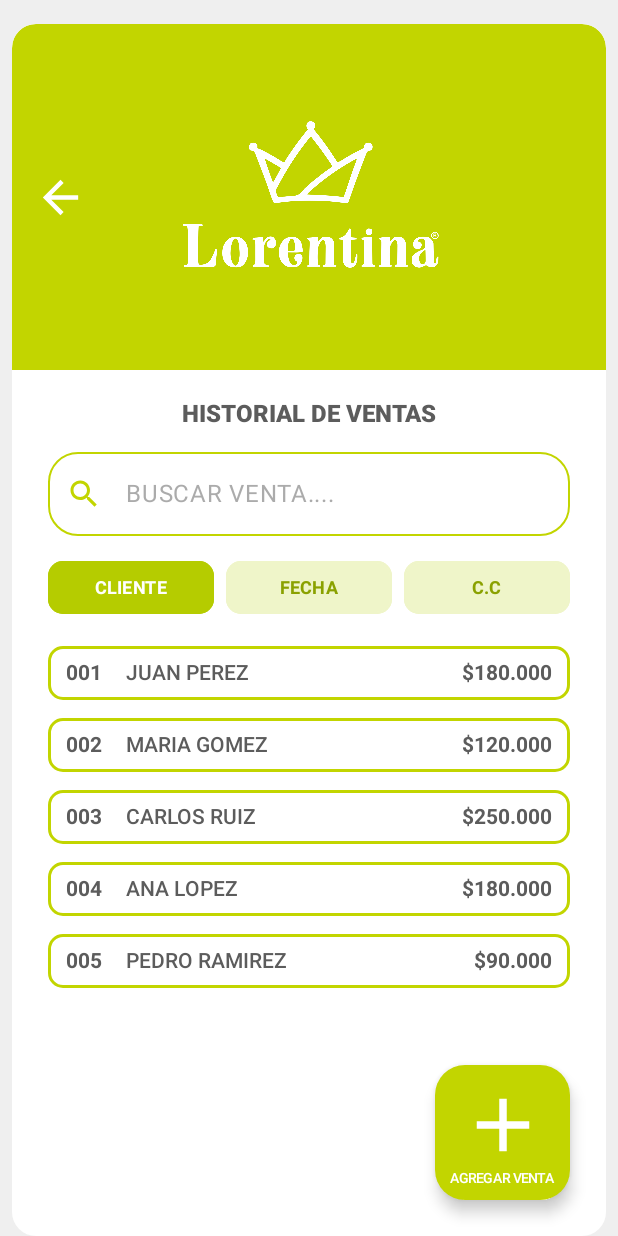
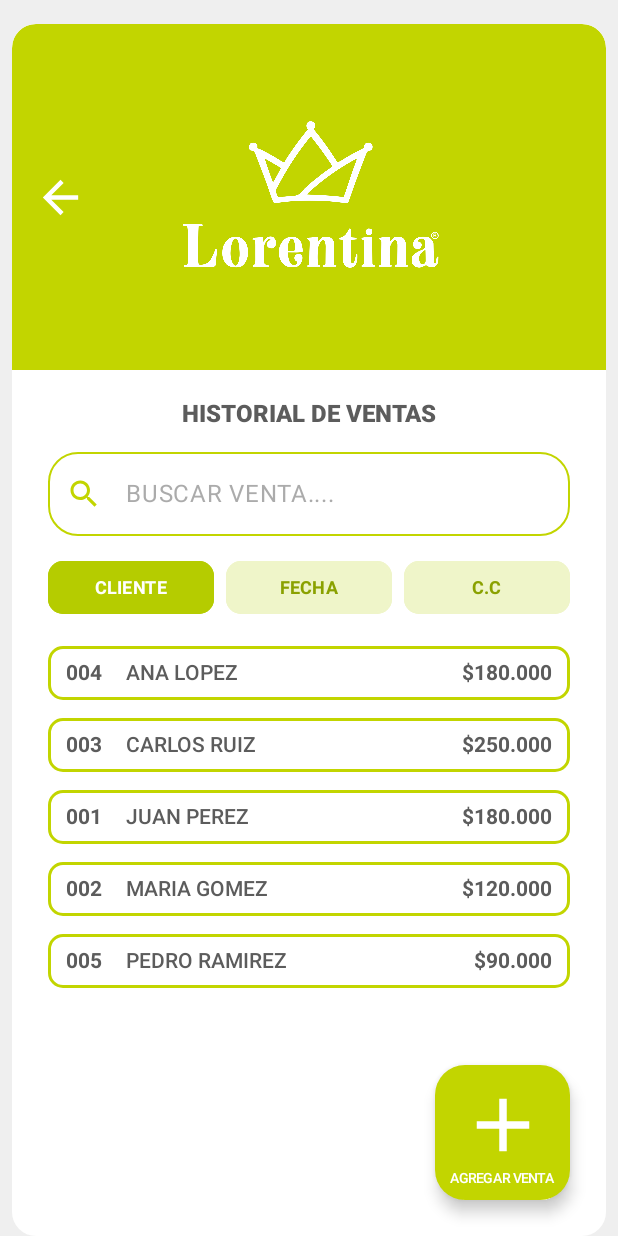
Before and after one commit to cristiancogollo4-rgb/AppLorentina, an Android app built with Jetpack Compose: the @Preview function HventasScreenPreview, on a phone screen of 412 x 824 dp. Run offline under Robolectric (Android 15) with nearby library versions, the phone set to English and light mode, and no system bars.

Commit message:
Funcionamiento los botones de HventasScreen fecha, c.c, cliente

```diff
--- a/app/src/main/java/com/cristiancogollo/applorentina/HventasScreen.kt
+++ b/app/src/main/java/com/cristiancogollo/applorentina/HventasScreen.kt
@@ -8,9 +8,25 @@ import androidx.compose.foundation.lazy.LazyColumn
 import androidx.compose.foundation.lazy.items
 import androidx.compose.foundation.shape.RoundedCornerShape
 import androidx.compose.material.icons.Icons
-import androidx.compose.material.icons.filled.*
-import androidx.compose.material3.*
-import androidx.compose.runtime.*
+import androidx.compose.material.icons.filled.Add
+import androidx.compose.material.icons.filled.ArrowBack
+import androidx.compose.material.icons.filled.Search
+import androidx.compose.material3.Button
+import androidx.compose.material3.ButtonDefaults
+import androidx.compose.material3.Card
+import androidx.compose.material3.CardDefaults
+import androidx.compose.material3.ExtendedFloatingActionButton
+import androidx.compose.material3.FloatingActionButton
+import androidx.compose.material3.MaterialTheme
+import androidx.compose.material3.OutlinedTextField
+import androidx.compose.material3.OutlinedTextFieldDefaults
+import androidx.compose.material3.Surface
+import androidx.compose.material3.Text
+import androidx.compose.runtime.Composable
+import androidx.compose.runtime.getValue
+import androidx.compose.runtime.mutableStateOf
+import androidx.compose.runtime.remember
+import androidx.compose.runtime.setValue
 import androidx.compose.ui.Alignment
 import androidx.compose.ui.Modifier
 import androidx.compose.ui.graphics.Color
@@ -20,23 +36,31 @@ import androidx.compose.ui.text.font.FontWeight
 import androidx.compose.ui.tooling.preview.Preview
 import androidx.compose.ui.unit.dp
 import androidx.compose.ui.unit.sp
-// import com.example.app_lorentina.R // Recuerda importar tu R
 
-// =================================================================
-// 1. PANTALLA HISTORIAL DE VENTAS (HventasScreen)
-// =================================================================
+// Si tu paquete es el mismo, este import de R es opcional. Déjalo si el IDE lo pide.
+import com.cristiancogollo.applorentina.R
 
+// ================================================================
+// 0) Enum del filtro
+// ================================================================
+enum class VentasFilter { CLIENTE, FECHA, CC }
+
+// ================================================================
+// 1) Pantalla Historial de Ventas
+// ================================================================
 @Composable
-fun HventasScreen(onBackClick: () -> Unit = {},
-                  onNewVentaClick: () -> Unit) {
+fun HventasScreen(
+    onBackClick: () -> Unit = {},
+    onNewVentaClick: () -> Unit
+) {
     val colorVerdeClaro = Color(0xFFC2D500)
     val colorVerdeOscuro = Color(0xFFB5CC00)
-    val colorCafeTexto = Color(0xFF6B4226) // Color para el título
     val colorGrisTexto = Color(0xFF5C5C5C)
 
     var searchQuery by remember { mutableStateOf("") }
+    var filtroSeleccionado by remember { mutableStateOf(VentasFilter.CLIENTE) }
 
-    // Datos de ventas de ejemplo
+    // Datos de ventas de ejemplo (Triple: Nº, Cliente, Monto)
     val ventas = listOf(
         Triple("001", "JUAN PEREZ", "$180.000"),
         Triple("002", "MARIA GOMEZ", "$120.000"),
@@ -44,6 +68,20 @@ fun HventasScreen(onBackClick: () -> Unit = {},
         Triple("004", "ANA LOPEZ", "$180.000"),
         Triple("005", "PEDRO RAMIREZ", "$90.000")
     )
+
+    // Orden dinámico según el filtro seleccionado
+    val ventasOrdenadas = remember(filtroSeleccionado, ventas) {
+        when (filtroSeleccionado) {
+            // Orden por nombre (second)
+            VentasFilter.CLIENTE -> ventas.sortedBy { it.second.lowercase() }
+            // Aquí usamos el primer campo (id como “FECHA” de maqueta). Cuando conectes con datos reales,
+            // cambia a la fecha real (Date/String parseado).
+            VentasFilter.FECHA -> ventas.sortedBy { it.first }
+            // Simulación de C.C.: aquí usarías tu campo de documento; como no está en el Triple,
+            // lo dejamos en third (monto) solo para demostrar el cambio de orden.
+            VentasFilter.CC -> ventas.sortedBy { it.third }
+        }
+    }
 
     Column(
         modifier = Modifier
@@ -64,21 +102,22 @@ fun HventasScreen(onBackClick: () -> Unit = {},
                     modifier = Modifier.fillMaxSize(),
                     horizontalAlignment = Alignment.CenterHorizontally
                 ) {
-                    // Encabezado verde (Logo Lorentina)
+                    // Encabezado verde con botón back y logo
                     Box(
                         modifier = Modifier
                             .fillMaxWidth()
                             .background(colorVerdeClaro, shape = RoundedCornerShape(topStart = 16.dp, topEnd = 16.dp))
                             .padding(vertical = 15.dp),
                         contentAlignment = Alignment.Center
-                    ) {Box(
+                    ) {
+                        Box(
                             modifier = Modifier
                                 .align(Alignment.CenterStart)
                                 .padding(start = 8.dp)
                         ) {
-                        IconButton(onClick = onBackClick) { // 👈 Llama a la acción de volver
-                            Icon(
-                                imageVector = Icons.Default.ArrowBack,
+                            androidx.compose.material3.IconButton(onClick = onBackClick) {
+                                androidx.compose.material3.Icon(
+                                    imageVector = Icons.Filled.ArrowBack,
                                     contentDescription = "Volver",
                                     tint = Color.White,
                                     modifier = Modifier.size(35.dp)
@@ -98,22 +137,28 @@ fun HventasScreen(onBackClick: () -> Unit = {},
 
                     Spacer(modifier = Modifier.height(20.dp))
 
-                    // Título de la Pantalla
+                    // Título
                     Text(
                         text = "HISTORIAL DE VENTAS",
                         fontSize = 16.sp,
                         fontWeight = FontWeight.ExtraBold,
-                        color = Color(0xFF5C5C5C)
+                        color = colorGrisTexto
                     )
 
                     Spacer(modifier = Modifier.height(16.dp))
 
-                    // Barra de búsqueda (Buscar Venta)
+                    // Buscador
                     OutlinedTextField(
                         value = searchQuery,
                         onValueChange = { searchQuery = it },
                         placeholder = { Text("BUSCAR VENTA....", color = Color.Gray.copy(alpha = 0.7f)) },
-                        leadingIcon = { Icon(Icons.Default.Search, contentDescription = "Buscar", tint = colorVerdeClaro) },
+                        leadingIcon = {
+                            androidx.compose.material3.Icon(
+                                Icons.Filled.Search,
+                                contentDescription = "Buscar",
+                                tint = colorVerdeClaro
+                            )
+                        },
                         modifier = Modifier
                             .fillMaxWidth()
                             .padding(horizontal = 24.dp),
@@ -127,30 +172,44 @@ fun HventasScreen(onBackClick: () -> Unit = {},
 
                     Spacer(modifier = Modifier.height(16.dp))
 
-                    // Filtros
+                    // Botones de filtro
                     Row(
                         modifier = Modifier
                             .fillMaxWidth()
                             .padding(horizontal = 24.dp),
                         horizontalArrangement = Arrangement.SpaceBetween
                     ) {
-                        // Usamos un nuevo componente de filtro para replicar el estilo de Historial de Ventas
-                        HventasFilterButton(text = "CLIENTE", isSelected = true, modifier = Modifier.weight(1f))
+                        HventasFilterButton(
+                            text = "CLIENTE",
+                            isSelected = filtroSeleccionado == VentasFilter.CLIENTE,
+                            onClick = { filtroSeleccionado = VentasFilter.CLIENTE },
+                            modifier = Modifier.weight(1f)
+                        )
                         Spacer(modifier = Modifier.width(8.dp))
-                        HventasFilterButton(text = "FECHA", isSelected = false, modifier = Modifier.weight(1f))
+                        HventasFilterButton(
+                            text = "FECHA",
+                            isSelected = filtroSeleccionado == VentasFilter.FECHA,
+                            onClick = { filtroSeleccionado = VentasFilter.FECHA },
+                            modifier = Modifier.weight(1f)
+                        )
                         Spacer(modifier = Modifier.width(8.dp))
-                        HventasFilterButton(text = "C.C", isSelected = false, modifier = Modifier.weight(1f))
+                        HventasFilterButton(
+                            text = "C.C",
+                            isSelected = filtroSeleccionado == VentasFilter.CC,
+                            onClick = { filtroSeleccionado = VentasFilter.CC },
+                            modifier = Modifier.weight(1f)
+                        )
                     }
 
                     Spacer(modifier = Modifier.height(16.dp))
 
-                    // Lista de ventas
+                    // Lista de ventas (usa la lista ORDENADA)
                     LazyColumn(
                         modifier = Modifier
                             .weight(1f)
                             .padding(horizontal = 24.dp)
                     ) {
-                        items(ventas) { (numVenta, nombre, monto) ->
+                        items(ventasOrdenadas) { (numVenta, nombre, monto) ->
                             VentaCard(
                                 numVenta = numVenta,
                                 nombreCliente = nombre,
@@ -160,13 +219,12 @@ fun HventasScreen(onBackClick: () -> Unit = {},
                         }
                     }
 
-                    // Spacer para dejar espacio al FAB
-                    Spacer(modifier = Modifier.height(80.dp))
+                    Spacer(modifier = Modifier.height(80.dp)) // espacio para el FAB
                 }
 
-                // Botón flotante (FAB) - AGREGAR VENTA
+                // FAB Agregar Venta
                 FloatingActionButton(
-                    onClick =  onNewVentaClick,
+                    onClick = onNewVentaClick,
                     containerColor = colorVerdeClaro,
                     contentColor = Color.White,
                     shape = RoundedCornerShape(20.dp),
@@ -179,8 +237,8 @@ fun HventasScreen(onBackClick: () -> Unit = {},
                         horizontalAlignment = Alignment.CenterHorizontally,
                         verticalArrangement = Arrangement.Center,
                     ) {
-                        Icon(
-                            Icons.Default.Add,
+                        androidx.compose.material3.Icon(
+                            Icons.Filled.Add,
                             contentDescription = "Agregar venta",
                             modifier = Modifier.size(60.dp)
                         )
@@ -198,18 +256,22 @@ fun HventasScreen(onBackClick: () -> Unit = {},
     }
 }
 
-// =================================================================
-// 2. COMPONENTES AUXILIARES
-// =================================================================
-
+// ================================================================
+// 2) Componentes auxiliares
+// ================================================================
 @Composable
-fun HventasFilterButton(text: String, isSelected: Boolean, modifier: Modifier = Modifier) {
+fun HventasFilterButton(
+    text: String,
+    isSelected: Boolean,
+    onClick: () -> Unit,
+    modifier: Modifier = Modifier
+) {
     val containerColor = if (isSelected) Color(0xFFB5CC00) else Color(0xFFEFF5C9)
     val contentColor = if (isSelected) Color.White else Color(0xFF8AA100)
     val borderColor = if (isSelected) Color(0xFFB5CC00) else Color(0xFFEFF5C9)
 
     Button(
-        onClick = { },
+        onClick = onClick,
         colors = ButtonDefaults.buttonColors(
             containerColor = containerColor,
             contentColor = contentColor
@@ -220,12 +282,11 @@ fun HventasFilterButton(text: String, isSelected: Boolean, modifier: Modifier =
             brush = androidx.compose.ui.graphics.SolidColor(borderColor)
         ),
         contentPadding = PaddingValues(horizontal = 4.dp, vertical = 6.dp),
-        modifier = modifier.height(35.dp) // Altura ajustada para el mockup
+        modifier = modifier.height(35.dp) // altura según mockup
     ) {
         Text(text = text, fontSize = 12.sp, fontWeight = FontWeight.Bold)
     }
 }
-
 
 @Composable
 fun VentaCard(numVenta: String, nombreCliente: String, monto: String, colorVerdeClaro: Color) {
@@ -235,10 +296,9 @@ fun VentaCard(numVenta: String, nombreCliente: String, monto: String, colorVerde
         modifier = Modifier
             .fillMaxWidth()
             .padding(vertical = 6.dp)
-            // Borde verde claro igual al mockup
             .border(2.dp, colorVerdeClaro, RoundedCornerShape(10.dp)),
         shape = RoundedCornerShape(10.dp),
-        elevation = CardDefaults.cardElevation(defaultElevation = 0.dp), // Sin sombra para un look plano
+        elevation = CardDefaults.cardElevation(defaultElevation = 0.dp),
         colors = CardDefaults.cardColors(containerColor = Color.White)
     ) {
         Row(
@@ -247,17 +307,14 @@ fun VentaCard(numVenta: String, nombreCliente: String, monto: String, colorVerde
                 .padding(horizontal = 12.dp, vertical = 10.dp),
             verticalAlignment = Alignment.CenterVertically
         ) {
-            // Columna 1: Número de Venta
             Text(
                 numVenta,
                 fontWeight = FontWeight.Bold,
                 fontSize = 14.sp,
                 color = colorGrisTexto,
-                modifier = Modifier.width(30.dp) // Ancho fijo para alinear
+                modifier = Modifier.width(30.dp)
             )
             Spacer(modifier = Modifier.width(10.dp))
-
-            // Columna 2: Nombre del Cliente (Expande)
             Text(
                 nombreCliente,
                 fontWeight = FontWeight.SemiBold,
@@ -265,8 +322,6 @@ fun VentaCard(numVenta: String, nombreCliente: String, monto: String, colorVerde
                 color = colorGrisTexto,
                 modifier = Modifier.weight(1f)
             )
-
-            // Columna 3: Monto
             Text(
                 monto,
                 fontWeight = FontWeight.Bold,
@@ -277,15 +332,16 @@ fun VentaCard(numVenta: String, nombreCliente: String, monto: String, colorVerde
     }
 }
 
-// =================================================================
-// 3. PREVIEW
-// =================================================================
-
+// ================================================================
+// 3) Preview
+// ================================================================
 @Preview(showBackground = true)
 @Composable
 fun HventasScreenPreview() {
     Surface(color = Color(0xFFEFEFEF)) {
-        HventasScreen(onBackClick = { /* No hace nada en Preview */ },
-            onNewVentaClick = { /* No hace nada en Preview */ })
+        HventasScreen(
+            onBackClick = { },
+            onNewVentaClick = { }
+        )
     }
 }
```
Lines whose indentation alone changed are shown as unchanged.
